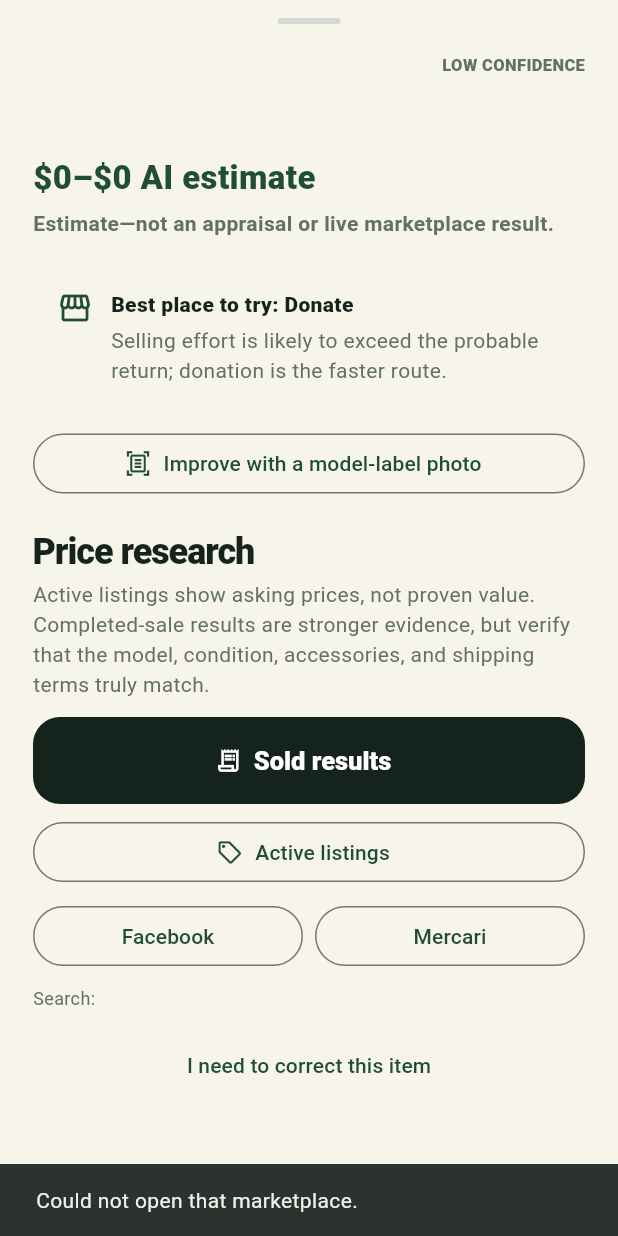
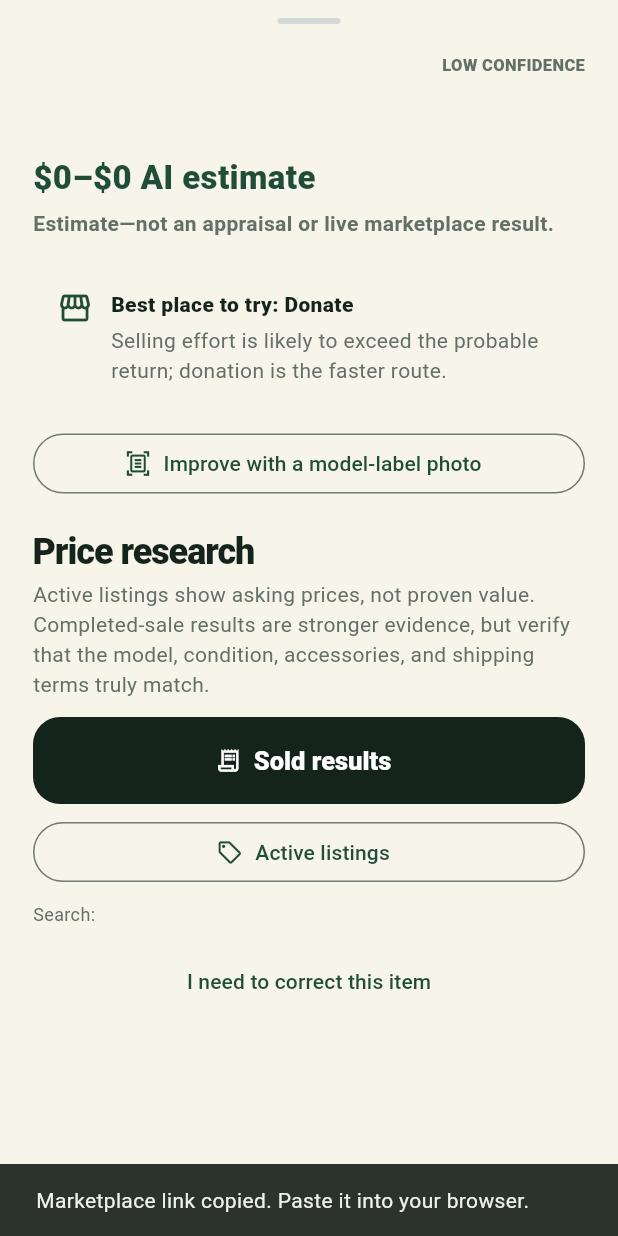
Before and after one commit to zeroleveldev/cluttercash, a Flutter app: the _ItemDetailsSheet widget shown alone on an empty page, opened directly with empty values, after a tap on "Sold results", on a phone screen of 412 x 824 dp. Run offline on Flutter 3.47's test engine with Material 3 defaults, Android fonts, the light colour scheme and no system bars; our stand-ins replace image_picker, shared_preferences; accounts and stored records are empty.

Commit message:
fix: simplify and harden marketplace research links

```diff
--- a/lib/domain/listing_guide.dart
+++ b/lib/domain/listing_guide.dart
@@ -52,6 +52,14 @@ class ListingGuide {
   final Uri facebookMarketplace;
   final Uri mercari;
 
+  Uri get recommendedSearch => switch (recommendedMarketplace) {
+    Marketplace.facebookMarketplace ||
+    Marketplace.localPickup => facebookMarketplace,
+    Marketplace.mercari => mercari,
+    Marketplace.ebay => ebayActive,
+    Marketplace.consignment || Marketplace.donate => ebayActive,
+  };
+
   static const _evidenceDisclaimer =
       'Active listings show asking prices, not proven value. Completed-sale results are stronger evidence, but verify that the model, condition, accessories, and shipping terms truly match.';
 
--- a/lib/main.dart
+++ b/lib/main.dart
@@ -1590,11 +1590,27 @@ class _ItemDetailsSheetState extends State<_ItemDetailsSheet> {
   }
 
   Future<void> _open(Uri uri) async {
-    final opened = await launchUrl(uri, mode: LaunchMode.externalApplication);
+    var opened = false;
+    try {
+      opened = await launchUrl(
+        uri,
+        mode: LaunchMode.platformDefault,
+        webOnlyWindowName: '_blank',
+      );
+    } on Object {
+      opened = false;
+    }
     if (!opened && mounted) {
-      ScaffoldMessenger.of(context).showSnackBar(
-        const SnackBar(content: Text('Could not open that marketplace.')),
-      );
+      await Clipboard.setData(ClipboardData(text: uri.toString()));
+      if (mounted) {
+        ScaffoldMessenger.of(context).showSnackBar(
+          const SnackBar(
+            content: Text(
+              'Marketplace link copied. Paste it into your browser.',
+            ),
+          ),
+        );
+      }
     }
   }
 
@@ -1796,24 +1812,16 @@ class _ItemDetailsSheetState extends State<_ItemDetailsSheet> {
             icon: const Icon(Icons.sell_outlined),
             label: const Text('Active listings'),
           ),
-          const SizedBox(height: 8),
-          Row(
-            children: [
-              Expanded(
-                child: OutlinedButton(
-                  onPressed: () => _open(guide.facebookMarketplace),
-                  child: const Text('Facebook'),
-                ),
-              ),
-              const SizedBox(width: 8),
-              Expanded(
-                child: OutlinedButton(
-                  onPressed: () => _open(guide.mercari),
-                  child: const Text('Mercari'),
-                ),
-              ),
-            ],
-          ),
+          if (guide.recommendedMarketplace != Marketplace.ebay &&
+              guide.recommendedMarketplace != Marketplace.consignment &&
+              guide.recommendedMarketplace != Marketplace.donate) ...[
+            const SizedBox(height: 8),
+            OutlinedButton.icon(
+              onPressed: () => _open(guide.recommendedSearch),
+              icon: const Icon(Icons.open_in_new_rounded),
+              label: Text('Search ${guide.recommendedMarketplace.label}'),
+            ),
+          ],
           const SizedBox(height: 9),
           Text(
             'Search: ${guide.searchQuery}',
```
Also changed, not shown: 1 other file.
